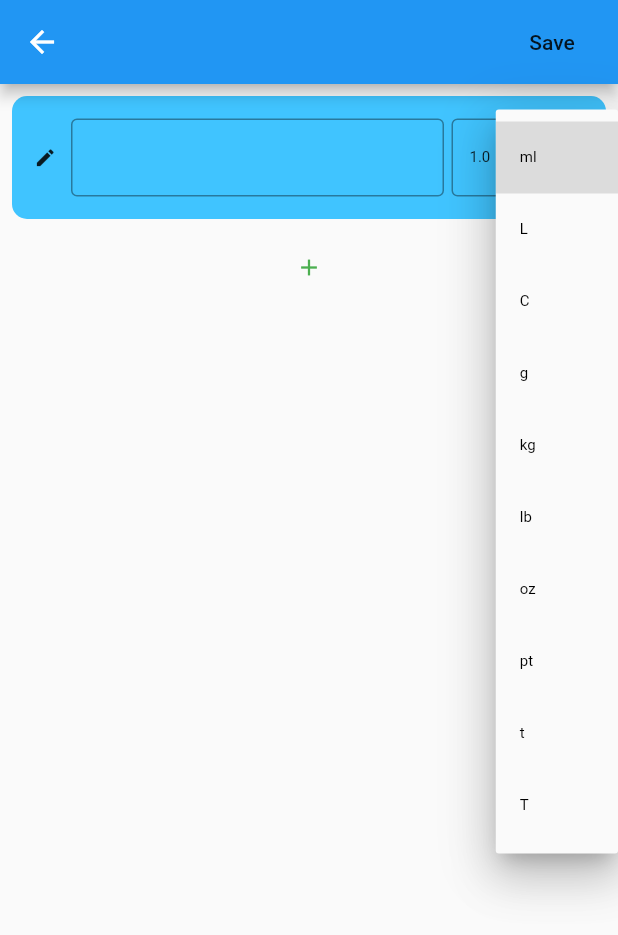
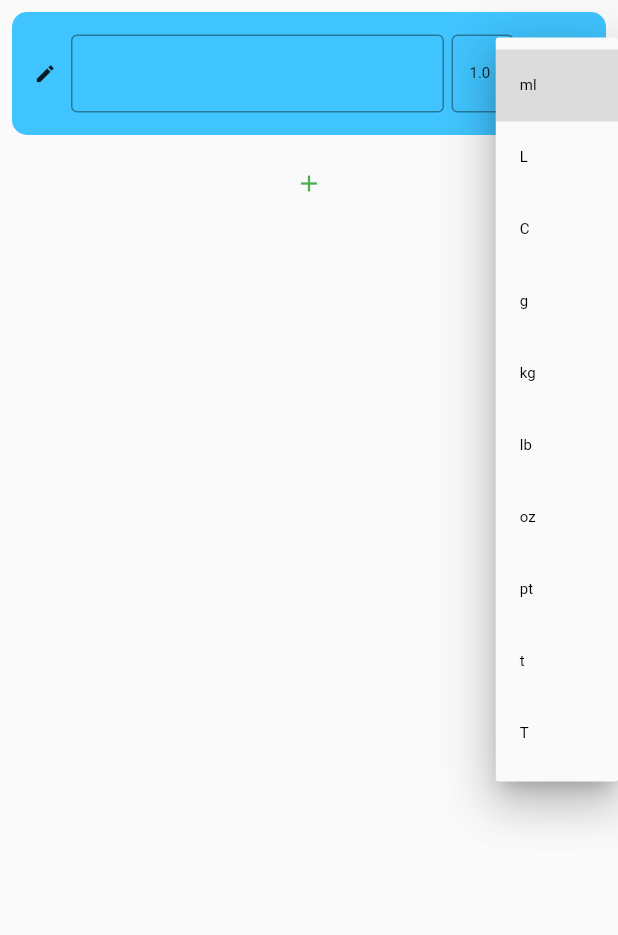
Before and after one commit to Swift-Suite/Swift-Cook, a Flutter app: the EditPage widget shown alone on an empty page, opened directly with empty values, after a tap on the "add" icon, after a tap on "ml", on a phone screen of 412 x 824 dp. Shown: the top 935 px of the screen. Run offline on Flutter 3.47's test engine with Material 2 defaults, Android fonts, the phone set to English and light mode, and no system bars; our stand-ins replace sqflite; accounts and stored records are empty.

Commit message:
SB converted RecipeDetails and EditPage to return body of a scaffold and made a recipeViewController to switch between them

```diff
--- a/lib/Pages/edit_page.dart
+++ b/lib/Pages/edit_page.dart
@@ -39,16 +39,18 @@ class _EditPageState extends State<EditPage> {
     }
   }
 
-  Widget build(BuildContext context) {
-    //main column
-    List<Widget> cBuilder = List<Widget>();
-    void constructNewIngredients(){
+  void constructNewIngredients(){
       List<Ingredient> newIngredients = List<Ingredient>();
       for(IngredientController x in _controllers){
         newIngredients.add(Ingredient(x.recipeID,x.nameController.text, double.parse(x.quantityController.text), x.unit));
         print(x.nameController.text);
       }
     }
+
+  Widget build(BuildContext context) {
+    //main column
+    List<Widget> cBuilder = List<Widget>();
+
     void addNewIngredient(){
       print("adding");
       setState((){
@@ -78,14 +80,7 @@ class _EditPageState extends State<EditPage> {
     }
 
     //print(serializables.length);
-    return Scaffold(
-      appBar: AppBar(
-        title: Text(widget.recipe.title),
-        actions: [
-          FlatButton(onPressed: constructNewIngredients, child: Text("Save"))
-        ]
-      ),
-      body: ScrollConfiguration(
+    return ScrollConfiguration(
         behavior: new ScrollBehavior()..buildViewportChrome(context, null, AxisDirection.down),
         child: ListView(
           children:<Widget>[ Padding(
@@ -111,7 +106,6 @@ class _EditPageState extends State<EditPage> {
               },
             ),
         ]),
-      ),
     );
   }
 
--- a/lib/Pages/recipes_page.dart
+++ b/lib/Pages/recipes_page.dart
@@ -7,6 +7,7 @@ import '../components/recipe_card.dart';
 import 'package:swiftcook/model/data_objects/ingredient.dart';
 import 'package:swiftcook/model/data_objects/instruction.dart';
 import 'package:swiftcook/components/confirmationAlert.dart';
+import 'package:swiftcook/Pages/recipeViewController.dart';
 
 class RecipesPage extends StatefulWidget {
   @override
@@ -33,7 +34,7 @@ class RecipesPageState extends State<RecipesPage> {
             context,
             CupertinoPageRoute(
               builder: (BuildContext context) {
-                return RecipeDetails(recipe: recipe);
+                return RecipeViewController(recipe: recipe);
               },
             ),
           );
```
Also changed, not shown: lib/Pages/recipeViewController.dart (added, +47 -0 lines), lib/Pages/recipes_details.dart (+2 -19 lines).
